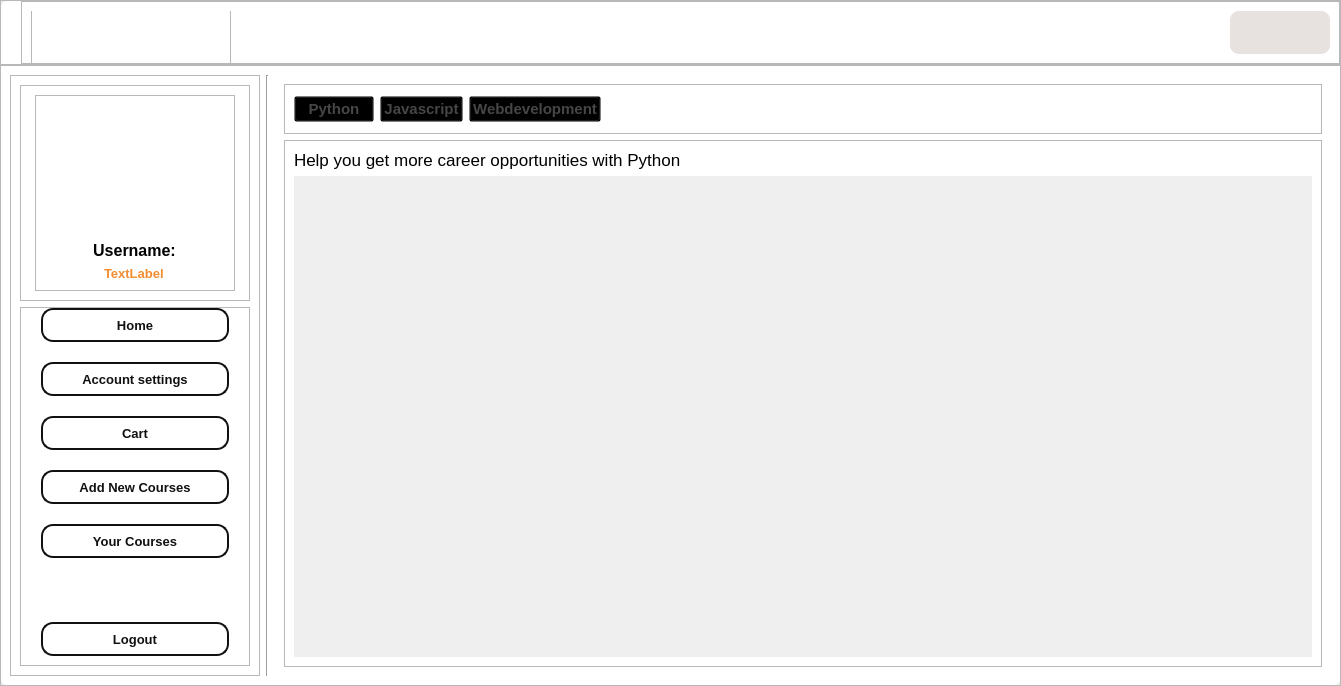
The window that ui_files/Home_gui.ui (SharkTien/Tengee) describes before a commit, drawn with Qt 5.
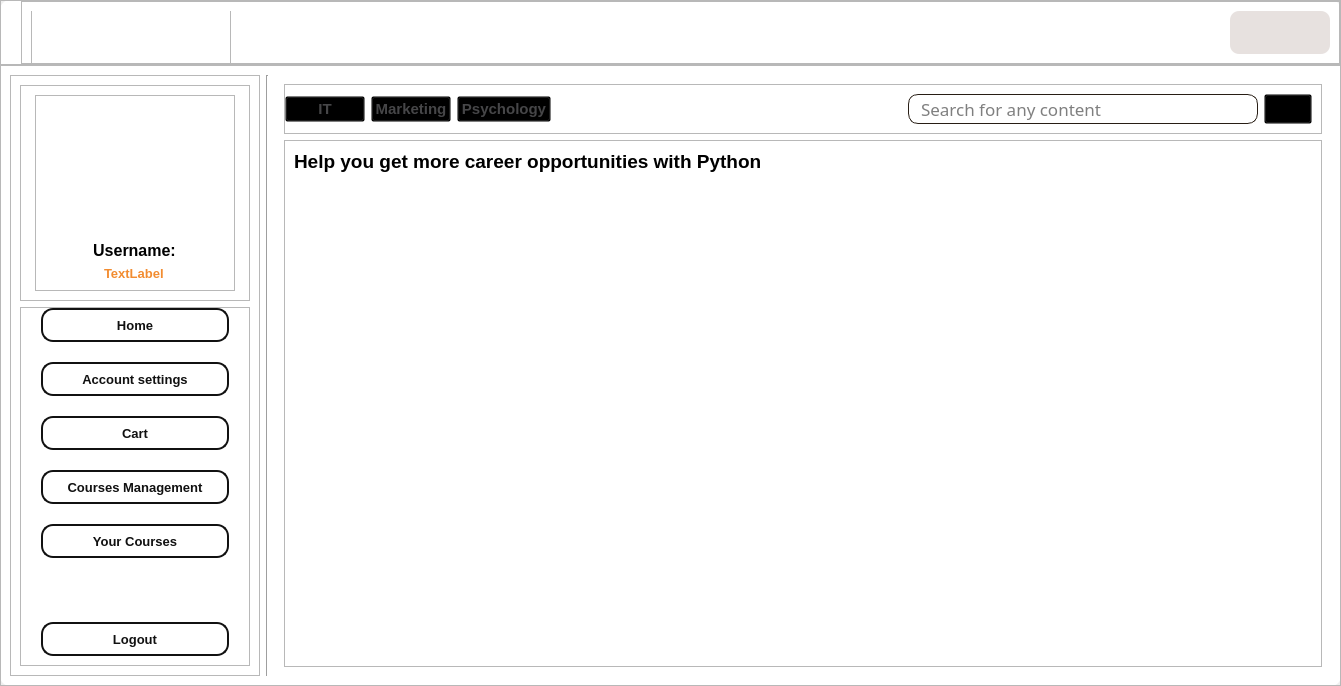
The same window after the commit. Icons and pictures are not drawn.

Commit message: Day 4: Fix bug fetching data, fix bug filter, add more courses template

```diff
--- a/ui_files/Home_gui.ui
+++ b/ui_files/Home_gui.ui
@@ -513,7 +513,7 @@
                 <cursorShape>PointingHandCursor</cursorShape>
                </property>
                <property name="text">
-                <string>Add New Courses</string>
+                <string>Courses Management</string>
                </property>
               </widget>
              </item>
@@ -582,10 +582,20 @@
        </item>
        <item>
         <widget class="QStackedWidget" name="tabs">
+         <property name="styleSheet">
+          <string notr="true">#tabs {
+	background: transparent;
+}</string>
+         </property>
          <property name="currentIndex">
           <number>0</number>
          </property>
          <widget class="QWidget" name="home">
+          <property name="styleSheet">
+           <string notr="true">#home {
+	background: transparent;
+}</string>
+          </property>
           <layout class="QVBoxLayout" name="verticalLayout_6">
            <item>
             <widget class="QFrame" name="filterbutton">
@@ -615,6 +625,9 @@
               <enum>QFrame::Raised</enum>
              </property>
              <layout class="QHBoxLayout" name="horizontalLayout_5">
+              <property name="leftMargin">
+               <number>0</number>
+              </property>
               <item>
                <widget class="QPushButton" name="pushButton">
                 <property name="maximumSize">
@@ -627,7 +640,7 @@
                  <cursorShape>PointingHandCursor</cursorShape>
                 </property>
                 <property name="text">
-                 <string>Python</string>
+                 <string>IT</string>
                 </property>
                </widget>
               </item>
@@ -643,7 +656,7 @@
                  <cursorShape>PointingHandCursor</cursorShape>
                 </property>
                 <property name="text">
-                 <string>Javascript</string>
+                 <string>Marketing</string>
                 </property>
                </widget>
               </item>
@@ -659,7 +672,7 @@
                  <cursorShape>PointingHandCursor</cursorShape>
                 </property>
                 <property name="text">
-                 <string>Webdevelopment</string>
+                 <string>Psychology</string>
                 </property>
                </widget>
               </item>
@@ -676,6 +689,78 @@
                 </property>
                </spacer>
               </item>
+              <item>
+               <widget class="QLineEdit" name="search">
+                <property name="minimumSize">
+                 <size>
+                  <width>0</width>
+                  <height>30</height>
+                 </size>
+                </property>
+                <property name="maximumSize">
+                 <size>
+                  <width>16777215</width>
+                  <height>30</height>
+                 </size>
+                </property>
+                <property name="font">
+                 <font>
+                  <family>Calibri Light</family>
+                  <pointsize>13</pointsize>
+                 </font>
+                </property>
+                <property name="toolTip">
+                 <string>&lt;html&gt;&lt;head/&gt;&lt;body&gt;&lt;p&gt;Click to the search icon on the right&lt;/p&gt;&lt;/body&gt;&lt;/html&gt;</string>
+                </property>
+                <property name="styleSheet">
+                 <string notr="true">#search {
+	border-radius: 10px;
+	border: 1px solid #281e15;
+	padding-left: 10px;
+	padding-right: 10px;
+}</string>
+                </property>
+                <property name="inputMask">
+                 <string/>
+                </property>
+                <property name="text">
+                 <string/>
+                </property>
+                <property name="frame">
+                 <bool>true</bool>
+                </property>
+                <property name="placeholderText">
+                 <string>Search for any content</string>
+                </property>
+                <property name="cursorMoveStyle">
+                 <enum>Qt::VisualMoveStyle</enum>
+                </property>
+                <property name="clearButtonEnabled">
+                 <bool>true</bool>
+                </property>
+               </widget>
+              </item>
+              <item>
+               <widget class="QPushButton" name="searchgo_btn">
+                <property name="minimumSize">
+                 <size>
+                  <width>30</width>
+                  <height>30</height>
+                 </size>
+                </property>
+                <property name="cursor">
+                 <cursorShape>PointingHandCursor</cursorShape>
+                </property>
+                <property name="text">
+                 <string/>
+                </property>
+                <property name="icon">
+                 <iconset>
+                  <normalon>:/icons/search-interface-symbol.png</normalon>
+                 </iconset>
+                </property>
+               </widget>
+              </item>
              </layout>
             </widget>
            </item>
@@ -687,6 +772,9 @@
                <height>150</height>
               </size>
              </property>
+             <property name="styleSheet">
+              <string notr="true"/>
+             </property>
              <property name="frameShape">
               <enum>QFrame::StyledPanel</enum>
              </property>
@@ -698,11 +786,14 @@
                <widget class="QLabel" name="label">
                 <property name="font">
                  <font>
-                  <pointsize>-1</pointsize>
+                  <pointsize>14</pointsize>
+                  <weight>75</weight>
+                  <italic>false</italic>
+                  <bold>true</bold>
                  </font>
                 </property>
                 <property name="styleSheet">
-                 <string notr="true">font-size: 17px;</string>
+                 <string notr="true"/>
                 </property>
                 <property name="text">
                  <string>Help you get more career opportunities with Python</string>
@@ -758,9 +849,20 @@
                    <x>0</x>
                    <y>0</y>
                    <width>1018</width>
-                   <height>480</height>
+                   <height>478</height>
                   </rect>
                  </property>
+                 <property name="styleSheet">
+                  <string notr="true">#homecontents {
+	background: transparent;
+	border: none;
+}
+
+#homecontents::item{
+	margin-top: 20px;
+	margin-bottom: 20px;
+}</string>
+                 </property>
                 </widget>
                </widget>
               </item>
```
Left out of the diff: 12 changed lines with no effect on the pictures. The commit also changes 21 other files.
